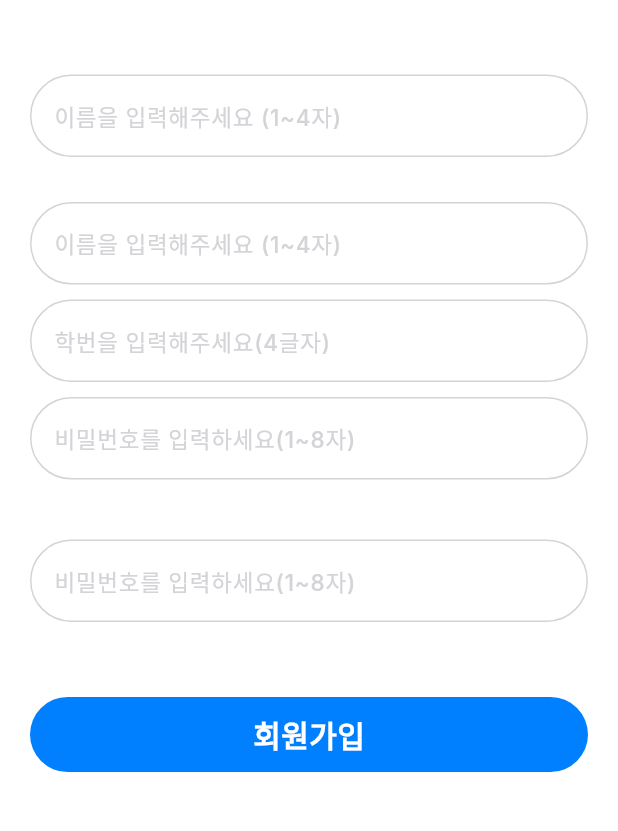
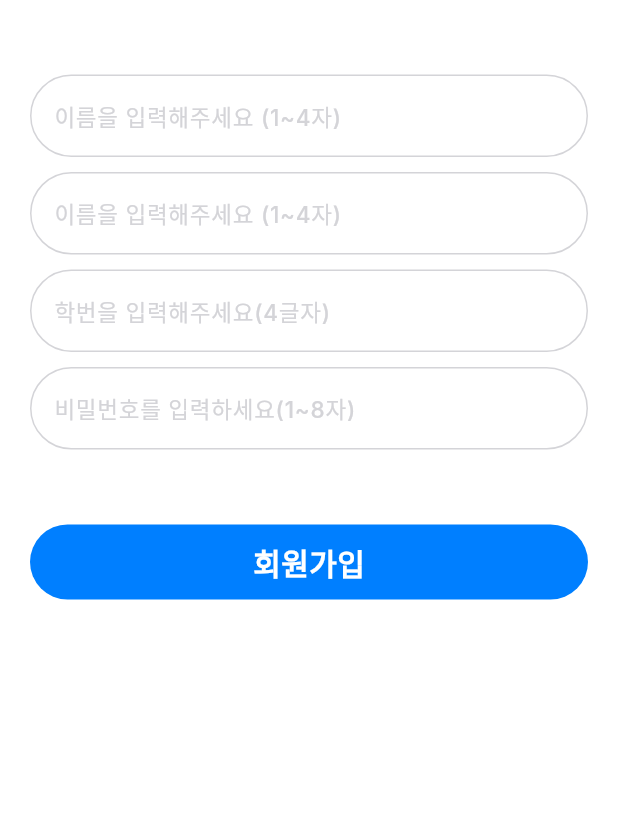
Before and after one commit to nonamed-plyma/Plyma_Flutter, a Flutter app: the JoinScreen screen opened directly, on a phone screen of 412 x 824 dp, the part 398-1229 px from its top. Run offline on Flutter 3.47's test engine with Material 3 defaults, Android fonts, the phone set to English and light mode, and no system bars.

Commit message:
📝 :: [#9] 로그인, 회원가입 수정

```diff
--- a/lib/view/join.dart
+++ b/lib/view/join.dart
@@ -49,13 +49,11 @@ class JoinScreen extends StatelessWidget {
                       ),
                       const SizedBox(height: 50),
                       const CustomTextField(hintText: '이름을 입력해주세요 (1~4자)'),
-                      const SizedBox(height: 30),
+                      const SizedBox(height: 10),
                       const CustomTextField(hintText: '이름을 입력해주세요 (1~4자)'),
                       const SizedBox(height: 10),
                       const CustomTextField(hintText: '학번을 입력해주세요(4글자)'),
                       const SizedBox(height: 10),
-                      const CustomTextField(hintText: '비밀번호를 입력하세요(1~8자)'),
-                      const SizedBox(height: 40),
                       const CustomTextField(hintText: '비밀번호를 입력하세요(1~8자)'),
                       const SizedBox(height: 50),
                       LoginButton(onTap: () {}, text: '회원가입'),
--- a/lib/view/login.dart
+++ b/lib/view/login.dart
@@ -54,11 +54,6 @@ class LoginScreen extends StatelessWidget {
                     const SizedBox(height: 10),
                     const CustomTextField(hintText: '비밀번호를 입력하세요 (4~18자)'),
                     const SizedBox(height: 40),
-                    const SizedBox(height: 30),
-                    const CustomTextField(hintText: '학번을 입력해주세요 (4글자)'),
-                    const SizedBox(height: 10),
-                    const CustomTextField(hintText: '비밀번호를 입력하세요 (4~18글자)'),
-                    const SizedBox(height: 50),
                     LoginButton(onTap: () {}, text: '로그인'),
                   ],
                 ),
```
